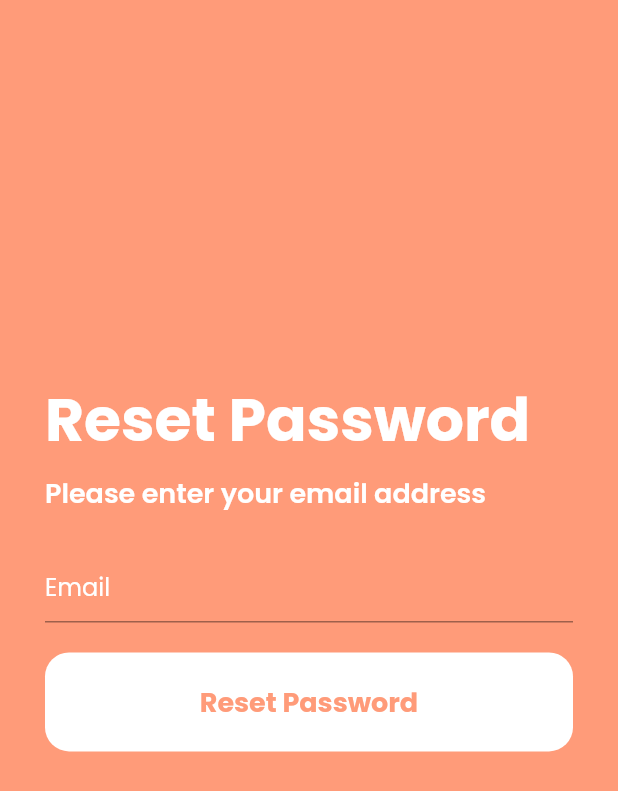
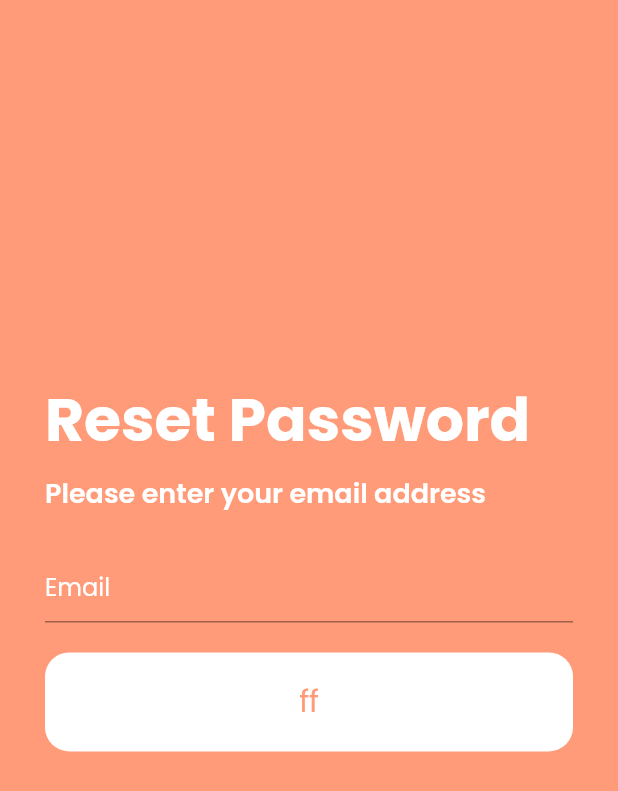
Before and after one commit to anassbelkas/Adzone_front, a Flutter app: the screen it shows after launch, after a tap on "Forgot password?", on a phone screen of 412 x 824 dp. Shown: the top 791 px of the screen. Run offline on Flutter 3.47's test engine with Material 2 defaults, Android fonts, the phone set to English and light mode, and no system bars; our stand-ins replace animated_splash_screen, dio, flutter_secure_storage, flutter_spinkit; missing offline and left inert: eventify.

Commit message:
authentication provider and changes to login screen

```diff
--- a/lib/screens/login.dart
+++ b/lib/screens/login.dart
@@ -5,10 +5,19 @@ import 'package:login_signup_ui_starter/theme.dart';
 import 'package:login_signup_ui_starter/widgets/login_form.dart';
 import 'package:login_signup_ui_starter/widgets/login_option.dart';
 import 'package:login_signup_ui_starter/widgets/primary_button.dart';
+import 'package:eventify/eventify.dart';
+
+final EventEmitter emitter = new EventEmitter();
 
 class LogInScreen extends StatelessWidget {
   @override
   Widget build(BuildContext context) {
+    PrimaryButton _primaryButton = PrimaryButton(
+      buttonText: 'Log In',
+    );
+    LogInForm _logInForm = LogInForm();
+    //run function after 5 seconds
+
     return Scaffold(
       body: Padding(
         padding: kDefaultPadding,
@@ -61,7 +70,7 @@ class LogInScreen extends StatelessWidget {
               SizedBox(
                 height: 10,
               ),
-              LogInForm(),
+              _logInForm,
               SizedBox(
                 height: 20,
               ),
@@ -85,8 +94,12 @@ class LogInScreen extends StatelessWidget {
               SizedBox(
                 height: 20,
               ),
-              PrimaryButton(
-                buttonText: 'Log In',
+              GestureDetector(
+                onTap: () {
+                  _primaryButton.changeState('animate');
+                  _logInForm.validate();
+                },
+                child: _primaryButton,
               ),
               SizedBox(
                 height: 20,
--- a/lib/screens/splash.dart
+++ b/lib/screens/splash.dart
@@ -4,17 +4,17 @@ import 'package:login_signup_ui_starter/theme.dart';
 import 'package:animated_splash_screen/animated_splash_screen.dart';
 
 class Splash extends StatefulWidget {
-
   @override
   State<Splash> createState() => _SplashState();
 }
 
 class _SplashState extends State<Splash> {
-@override
-void initState() {
-  super.initState();
-  //_navigatetohome();
-}
+  @override
+  void initState() {
+    super.initState();
+    //_navigatetohome();
+  }
+
 /*
 _navigatetohome() async{
   await Future.delayed(Duration(milliseconds: 2500), () {});
@@ -23,10 +23,16 @@ _navigatetohome() async{
 */
   @override
   Widget build(BuildContext context) {
-    return AnimatedSplashScreen(
-        splash: Image(image: AssetImage('images/AD.png'),),
-        duration: 2000,
-        nextScreen: LogInScreen(),
+    return AnimatedSplashScreen.withScreenFunction(
+        splash: Image(
+          image: AssetImage('images/AD.png'),
+        ),
+        duration: 20000,
+        screenFunction: () async {
+          // Your code here
+
+          return LogInScreen();
+        },
         splashTransition: SplashTransition.fadeTransition,
         backgroundColor: kWhiteColor);
   }
--- /dev/null
+++ b/lib/utils/constants.dart
@@ -0,0 +1 @@
+const SERVER_URL = 'http://localhost:8080/';
--- a/lib/widgets/login_form.dart
+++ b/lib/widgets/login_form.dart
@@ -1,28 +1,63 @@
 import 'package:flutter/material.dart';
 import 'package:login_signup_ui_starter/theme.dart';
+import 'package:eventify/eventify.dart';
+
+final EventEmitter emitter = new EventEmitter();
 
 class LogInForm extends StatefulWidget {
+  final _LogInFormState _formState = _LogInFormState();
   @override
-  _LogInFormState createState() => _LogInFormState();
+  _LogInFormState createState() => _formState;
+  //return form fields as json
+  Map<String, dynamic> getFormFields() {
+    return {
+      'email': _formState._emailController.text,
+      'password': _formState._passwordController.text,
+    };
+  }
+
+  //validate emitter
+  void validate() {
+    emitter.emit('validate', this);
+  }
 }
 
 class _LogInFormState extends State<LogInForm> {
   bool _isObscure = true;
+  final _emailController = TextEditingController();
+  final _passwordController = TextEditingController();
+
+  final _formKey = GlobalKey<FormState>();
+
   @override
   Widget build(BuildContext context) {
-    return Column(
-      children: [
-        buildInputForm('Email', false),
-        buildInputForm('Password', true),
-      ],
+    emitter.on('validate', null, (ev, ctx) {
+      _formKey.currentState.validate();
+    });
+    return Form(
+      key: _formKey,
+      child: Column(
+        children: [
+          buildInputForm('Email', false, _emailController),
+          buildInputForm('Password', true, _passwordController),
+        ],
+      ),
     );
   }
 
-  Padding buildInputForm(String label, bool pass) {
+  Padding buildInputForm(
+      String label, bool pass, TextEditingController controller) {
     return Padding(
       padding: EdgeInsets.symmetric(vertical: 5),
       child: TextFormField(
         obscureText: pass ? _isObscure : false,
+        controller: controller,
+        validator: (value) {
+          if (value.isEmpty) {
+            return 'Please enter some text';
+          }
+          return null;
+        },
         decoration: InputDecoration(
             labelText: label,
             labelStyle: TextStyle(
--- a/lib/widgets/primary_button.dart
+++ b/lib/widgets/primary_button.dart
@@ -1,21 +1,61 @@
 import 'package:flutter/material.dart';
 import 'package:login_signup_ui_starter/theme.dart';
+import 'package:eventify/eventify.dart';
+import 'package:flutter_spinkit/flutter_spinkit.dart';
 
-class PrimaryButton extends StatelessWidget {
-  final String buttonText;
+final EventEmitter emitter = new EventEmitter();
+
+class PrimaryButton extends StatefulWidget {
+  String buttonText;
+  Function onPressed;
   PrimaryButton({@required this.buttonText});
+  _PrimaryButton __primaryButton = _PrimaryButton(buttonText: 'ff');
+  @override
+  State<StatefulWidget> createState() {
+    return __primaryButton;
+  }
+
+  //change state
+  void changeState(String state) {
+    emitter.emit('changeState', this, state);
+  }
+}
+
+class _PrimaryButton extends State<PrimaryButton> {
+  String buttonText;
+  bool isAnimated = false;
+  _PrimaryButton({@required this.buttonText});
+
   @override
   Widget build(BuildContext context) {
+    emitter.on('changeState', null, (ev, ctx) {
+      if (ev.eventData == 'animate') {
+        setState(() {
+          buttonText = "Loading...";
+          isAnimated = true;
+        });
+      } else {
+        setState(() {
+          buttonText = "Log In";
+          isAnimated = false;
+        });
+      }
+    });
     return Container(
       alignment: Alignment.center,
       height: MediaQuery.of(context).size.height * 0.08,
       width: double.infinity,
       decoration: BoxDecoration(
           borderRadius: BorderRadius.circular(16), color: kWhiteColor),
-      child: Text(
-        buttonText,
-        style: textButton.copyWith(color: kPrimaryColor),
-      ),
+      child: isAnimated
+          ? SpinKitCircle(
+              color: kPrimaryColor,
+              size: 30,
+            )
+          : Text(
+              buttonText,
+              style: TextStyle(color: kPrimaryColor, fontSize: 20),
+            ),
     );
   }
 }
--- a/pubspec.yaml
+++ b/pubspec.yaml
@@ -29,6 +29,10 @@ dependencies:
   # The following adds the Cupertino Icons font to your application.
   # Use with the CupertinoIcons class for iOS style icons.
   cupertino_icons: ^1.0.2
+  dio: ^4.0.6
+  flutter_secure_storage: ^5.0.2
+  eventify: ^1.0.1
+  flutter_spinkit: ^5.1.0
 
 dev_dependencies:
   flutter_test:
```
Also changed, not shown: lib/models/user.dart (added, +43 -0 lines), lib/providers/authentication.dart (added, +100 -0 lines), lib/screens/reset_password.dart (+4 -4 lines), lib/theme.dart (+7 -4 lines), lib/widgets/checkbox.dart (+4 -3 lines), pubspec.lock, 1 other file.
